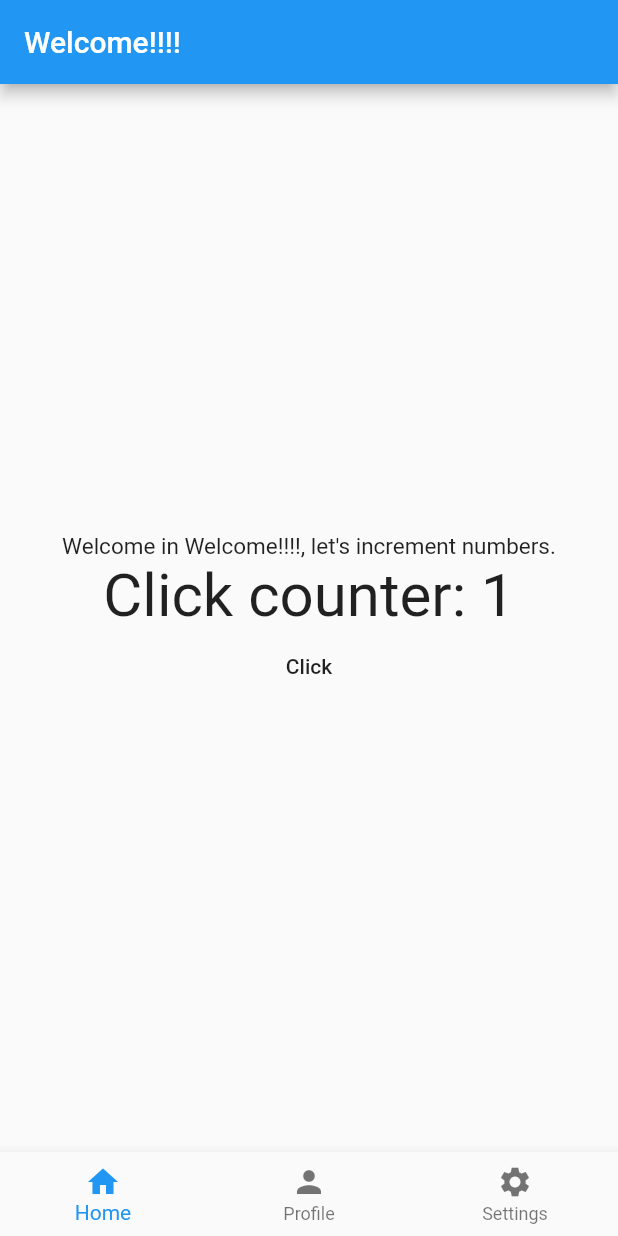
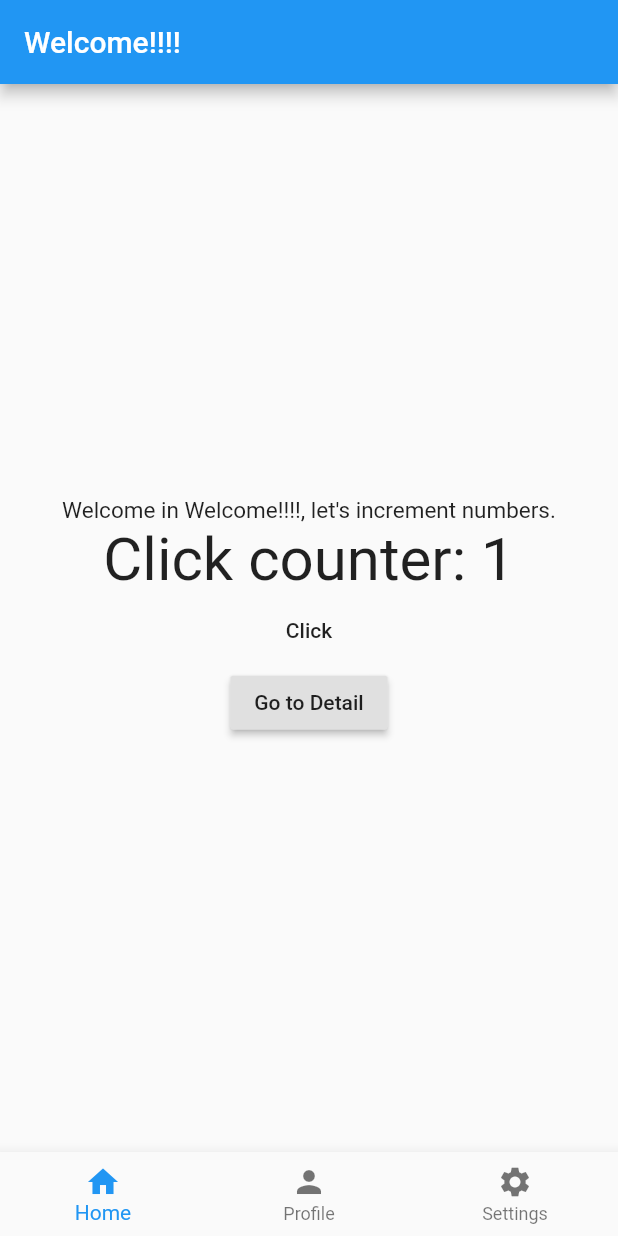
Before and after one commit to feload/FlutterMeetup, a Flutter app: the screen it shows after launch, after a tap on "Click", on a phone screen of 412 x 824 dp. Run offline on Flutter 3.47's test engine with Material 2 defaults, Android fonts, the phone set to English and light mode, and no system bars.

Commit message:
Refactor meetup detail and counter screens

```diff
--- a/lib/main.dart
+++ b/lib/main.dart
@@ -1,5 +1,6 @@
 import 'package:flutter/material.dart';
 import 'package:flutter_meetup/src/screens/counter_home_screen.dart';
+import 'package:flutter_meetup/src/screens/meetup_detail_screen.dart';
 
 void main() => runApp(MeetuperApp());
 
@@ -8,7 +9,10 @@ class MeetuperApp extends StatelessWidget {
   Widget build(BuildContext context) {
     return MaterialApp(
       theme: ThemeData(primarySwatch: Colors.blue),
-      home: CounterHomeScreen(title: "Welcome!!!!")
+      home: CounterHomeScreen(title: "Welcome!!!!"),
+      routes: {
+        MeetupDetailScreen.route: (context) => MeetupDetailScreen()
+      },
     );
   }
 }
--- a/lib/src/screens/counter_home_screen.dart
+++ b/lib/src/screens/counter_home_screen.dart
@@ -1,4 +1,5 @@
 import 'package:flutter/material.dart';
+import 'package:flutter_meetup/src/widgets/bottom_navigation.dart';
 
 class CounterHomeScreen extends StatefulWidget {
   final String _title;
@@ -26,7 +27,13 @@ class CounterHomeScreenState extends State<CounterHomeScreen> {
           children: <Widget>[
             Text('Welcome in ${widget._title}, let\'s increment numbers.', style: TextStyle(fontSize: 15.0),),
             Text('Click counter: $_counter', style: TextStyle(fontSize: 40.0)),
-            FlatButton(child: Text('Click'), onPressed: _increment)
+            FlatButton(child: Text('Click'), onPressed: _increment),
+            RaisedButton(
+              child: Text('Go to Detail'),
+              onPressed: () => {
+                Navigator.pushNamed(context, '/meetupDetail')
+              },
+            )
           ],
         )
       ),
@@ -35,41 +42,3 @@ class CounterHomeScreenState extends State<CounterHomeScreen> {
     );
   }
 }
-
-class BottomNavigation extends StatefulWidget {
-  @override
-  State<StatefulWidget> createState() => _BottomNavigationState();
-}
-
-class _BottomNavigationState extends State<BottomNavigation> {
-
-  int currentIndex = 0;
-  void changeIndex(int newIndex) {
-    setState(() {
-      currentIndex = newIndex;
-    });
-  }
-
-  @override
-  Widget build(BuildContext context) {
-    return BottomNavigationBar(
-      onTap: changeIndex,
-      currentIndex: currentIndex,
-      items: [
-        BottomNavigationBarItem(
-          icon: Icon(Icons.home),
-          title: Text('Home')
-        ),
-        BottomNavigationBarItem(
-          icon: Icon(Icons.person),
-          title: Text('Profile')
-        ),
-        BottomNavigationBarItem(
-          icon: Icon(Icons.settings),
-          title: Text('Settings')
-        ),
-      ],
-    );
-  }
-
-}
--- /dev/null
+++ b/lib/src/screens/meetup_detail_screen.dart
@@ -0,0 +1,15 @@
+import 'package:flutter/material.dart';
+import 'package:flutter_meetup/src/widgets/bottom_navigation.dart';
+
+class MeetupDetailScreen extends StatelessWidget {
+  static final String route = '/meetupDetail';
+
+  @override
+  Widget build(BuildContext context){
+    return Scaffold(
+      appBar: AppBar(title: Text("Meetup Detail"),),
+      body: Text("I am Meetup detail Screen"),
+      bottomNavigationBar: BottomNavigation(),
+    );
+  }
+}
--- /dev/null
+++ b/lib/src/widgets/bottom_navigation.dart
@@ -0,0 +1,39 @@
+import 'package:flutter/material.dart';
+
+class BottomNavigation extends StatefulWidget {
+  @override
+  State<StatefulWidget> createState() => _BottomNavigationState();
+}
+
+class _BottomNavigationState extends State<BottomNavigation> {
+
+  int currentIndex = 0;
+  void changeIndex(int newIndex) {
+    setState(() {
+      currentIndex = newIndex;
+    });
+  }
+
+  @override
+  Widget build(BuildContext context) {
+    return BottomNavigationBar(
+      onTap: changeIndex,
+      currentIndex: currentIndex,
+      items: [
+        BottomNavigationBarItem(
+          icon: Icon(Icons.home),
+          title: Text('Home')
+        ),
+        BottomNavigationBarItem(
+          icon: Icon(Icons.person),
+          title: Text('Profile')
+        ),
+        BottomNavigationBarItem(
+          icon: Icon(Icons.settings),
+          title: Text('Settings')
+        ),
+      ],
+    );
+  }
+
+}
```
Also changed, not shown: lib/src/screens/post_screen.dart (added, +12 -0 lines).
